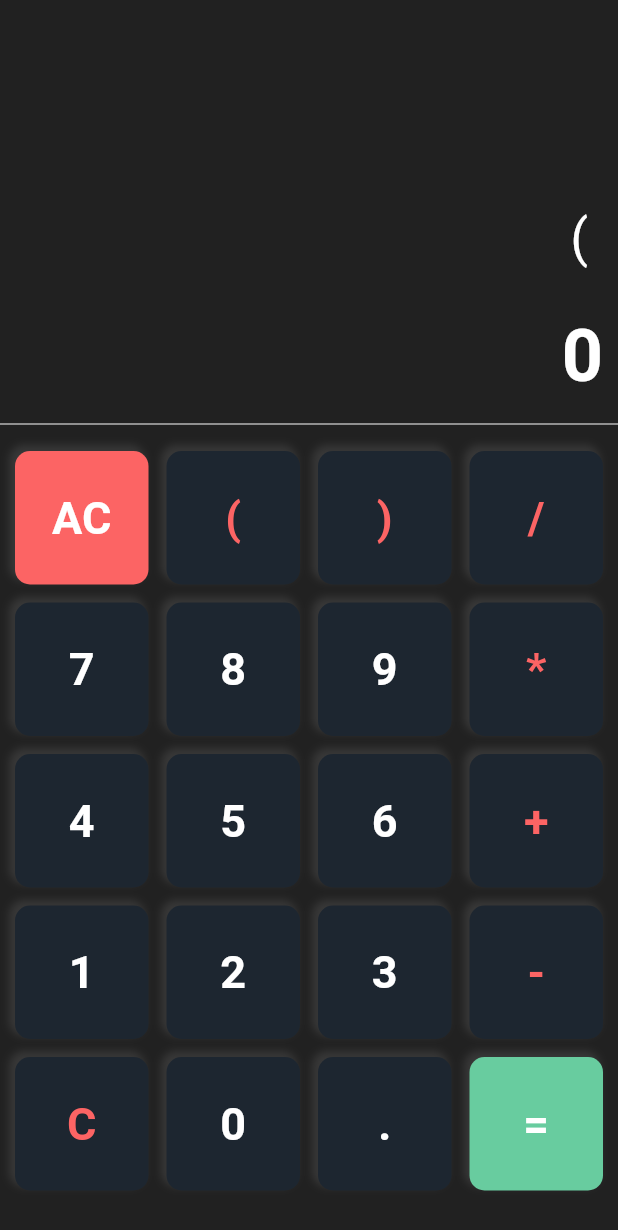
After one commit to ilutsav/flutterpractise, a Flutter app: the Calculator screen opened directly, after a tap on an icon or button, on a phone screen of 412 x 824 dp. The commit adds this screen. Shown: the top 1230 px of the screen. Run offline on Flutter 3.47's test engine with Material 2 defaults, Android fonts, the light colour scheme and no system bars; our stand-ins replace math_expressions.

Commit message:
made calculator with help of youtube video.

```diff
--- a/lib/learn_flutter_page.dart
+++ b/lib/learn_flutter_page.dart
@@ -14,7 +14,7 @@ class HomePage extends StatelessWidget {
         child: Column(
           children: [
             ListView.builder(
-              physics: NeverScrollableScrollPhysics(),
+              physics: const NeverScrollableScrollPhysics(),
               shrinkWrap: true,
               itemCount: 16,
               itemBuilder: (context, index) => Chatbox(
--- a/lib/main.dart
+++ b/lib/main.dart
@@ -1,5 +1,6 @@
 import 'package:flutter/material.dart';
 import 'package:practiseapp/learn_flutter_page.dart';
+import 'package:practiseapp/pages/calculator_screen.dart';
 
 void main() {
   runApp(const MyApp());
@@ -33,7 +34,9 @@ class MyApp extends StatelessWidget {
                 avatar: Icon(Icons.add),
               ),
               Center(
-                child: ElevatedButton(
+                child: Column(
+                  children: [
+                    ElevatedButton(
                       // Within the `FirstRoute` widget
                       onPressed: () {
                         Navigator.push(
@@ -43,19 +46,33 @@ class MyApp extends StatelessWidget {
                       },
                       child: const Text('learn flutter'),
                     ),
+                    const SizedBox(height: 20),
+                    ElevatedButton(
+                      // Within the `FirstRoute` widget
+                      onPressed: () {
+                        Navigator.push(
+                            context,
+                            MaterialPageRoute(
+                                builder: (context) => const Calculator()));
+                      },
+                      child: const Text('Calculator'),
+                    ),
+                  ],
+                ),
               ),
             ],
           );
         }),
-        bottomNavigationBar: NavigationBar(destinations: const [
-          NavigationDestination(icon: Icon(Icons.home), label: ''),
-          NavigationDestination(icon: Icon(Icons.search), label: '')
-        ]),
+        // bottomNavigationBar: NavigationBar(destinations: const [
+        //   NavigationDestination(icon: Icon(Icons.home), label: ''),
+        //   NavigationDestination(icon: Icon(Icons.search), label: '')
+        // ]),
       ),
     );
   }
 }
 
+// ignore: camel_case_types
 class msgBox extends StatelessWidget {
   const msgBox({
     super.key,
@@ -73,7 +90,8 @@ class msgBox extends StatelessWidget {
         width: 42,
         height: 42,
         decoration: BoxDecoration(
-          image: DecorationImage(image: AssetImage("assets/IMG_5857.jpg")),
+          image:
+              const DecorationImage(image: AssetImage("assets/IMG_5857.jpg")),
           borderRadius: BorderRadius.circular(48),
           color: Colors.black12,
         ),
--- /dev/null
+++ b/lib/pages/calculator_screen.dart
@@ -0,0 +1,190 @@
+import 'package:flutter/material.dart';
+import 'package:math_expressions/math_expressions.dart';
+
+class Calculator extends StatefulWidget {
+  const Calculator({super.key});
+
+  @override
+  State<Calculator> createState() => _CalculatorState();
+}
+
+class _CalculatorState extends State<Calculator> {
+  String userInput = "";
+  String result = "0";
+  List<String> buttonList = [
+    'AC',
+    '(',
+    ')',
+    '/',
+    '7',
+    '8',
+    '9',
+    '*',
+    '4',
+    '5',
+    '6',
+    '+',
+    '1',
+    '2',
+    '3',
+    '-',
+    'C',
+    '0',
+    '.',
+    '=',
+  ];
+  @override
+  Widget build(BuildContext context) {
+    return Scaffold(
+      backgroundColor: Colors.grey.shade900,
+      body: Column(
+        children: [
+          SizedBox(
+            height: MediaQuery.of(context).size.height / 3,
+            child: Column(
+              mainAxisAlignment: MainAxisAlignment.end,
+              children: [
+                Container(
+                  padding: const EdgeInsets.all(20),
+                  alignment: Alignment.centerRight,
+                  child: Text(
+                    userInput,
+                    style: const TextStyle(
+                      fontSize: 34,
+                      color: Colors.white,
+                    ),
+                  ),
+                ),
+                Container(
+                  padding: const EdgeInsets.all(10),
+                  alignment: Alignment.centerRight,
+                  child: Text(
+                    result,
+                    style: const TextStyle(
+                      fontSize: 48,
+                      color: Colors.white,
+                      fontWeight: FontWeight.bold,
+                    ),
+                  ),
+                )
+              ],
+            ),
+          ),
+          const Divider(color: Colors.white),
+          Expanded(
+            child: Container(
+                padding: EdgeInsets.all(10),
+                child: GridView.builder(
+                    itemCount: buttonList.length,
+                    gridDelegate:
+                        const SliverGridDelegateWithFixedCrossAxisCount(
+                            crossAxisCount: 4,
+                            crossAxisSpacing: 12,
+                            mainAxisSpacing: 12),
+                    itemBuilder: (BuildContext context, int index) {
+                      return CustomButton(buttonList[index]);
+                    })),
+          ),
+        ],
+      ),
+    );
+  }
+
+  // ignore: non_constant_identifier_names
+  Widget CustomButton(String text) {
+    return InkWell(
+      splashColor: Color(0xFF1d2630),
+      onTap: () {
+        setState(() {
+          handleButtons(text);
+        });
+      },
+      child: Ink(
+        decoration: BoxDecoration(
+            color: getBgColor(text),
+            borderRadius: BorderRadius.circular(10),
+            boxShadow: [
+              BoxShadow(
+                color: Colors.white.withOpacity(0.1),
+                blurRadius: 4,
+                spreadRadius: 0.5,
+                offset: Offset(-3, -3),
+              )
+            ]),
+        child: Center(
+          child: Text(
+            text,
+            style: TextStyle(
+              color: getColor(text),
+              fontSize: 30,
+              fontWeight: FontWeight.bold,
+            ),
+          ),
+        ),
+      ),
+    );
+  }
+
+  getColor(String text) {
+    if (text == "/" ||
+        text == "*" ||
+        text == "+" ||
+        text == "-" ||
+        text == "C" ||
+        text == "(" ||
+        text == ")") {
+      return Color.fromARGB(255, 252, 100, 100);
+    }
+    return Colors.white;
+  }
+
+  getBgColor(String text) {
+    if (text == "AC") {
+      return Color.fromARGB(255, 252, 100, 100);
+    }
+    if (text == "=") {
+      return Color.fromARGB(255, 104, 204, 159);
+    }
+    return Color(0xFF1d2630);
+  }
+
+  handleButtons(String text) {
+    if (text == "AC") {
+      userInput = "";
+      result = "0";
+      return;
+    }
+    if (text == "C") {
+      if (userInput.isNotEmpty) {
+        userInput = userInput.substring(0, userInput.length - 1);
+        return;
+      } else {
+        return null;
+      }
+    }
+    if (text == "=") {
+      result = calculate();
+      userInput = result;
+
+      if (userInput.endsWith(".0")) {
+        userInput = userInput.replaceAll(".0", "");
+      }
+      if (result.endsWith(".0")) {
+        result = result.replaceAll(".0", "");
+        return;
+      }
+    }
+
+    userInput = userInput + text;
+  }
+
+  String calculate() {
+    try {
+      var exp = Parser().parse(userInput);
+      var evaluation = exp.evaluate(EvaluationType.REAL, ContextModel());
+      return evaluation.toString();
+    } catch (e) {
+      return "error";
+    }
+  }
+}
--- a/pubspec.yaml
+++ b/pubspec.yaml
@@ -35,6 +35,7 @@ dependencies:
   # The following adds the Cupertino Icons font to your application.
   # Use with the CupertinoIcons class for iOS style icons.
   cupertino_icons: ^1.0.2
+  math_expressions: ^2.4.0
 
 dev_dependencies:
   flutter_test:
```
Also changed, not shown: lib/pages/login_screen.dart (deleted, +0 -18 lines), pubspec.lock. Lines whose indentation alone changed are shown as unchanged.
